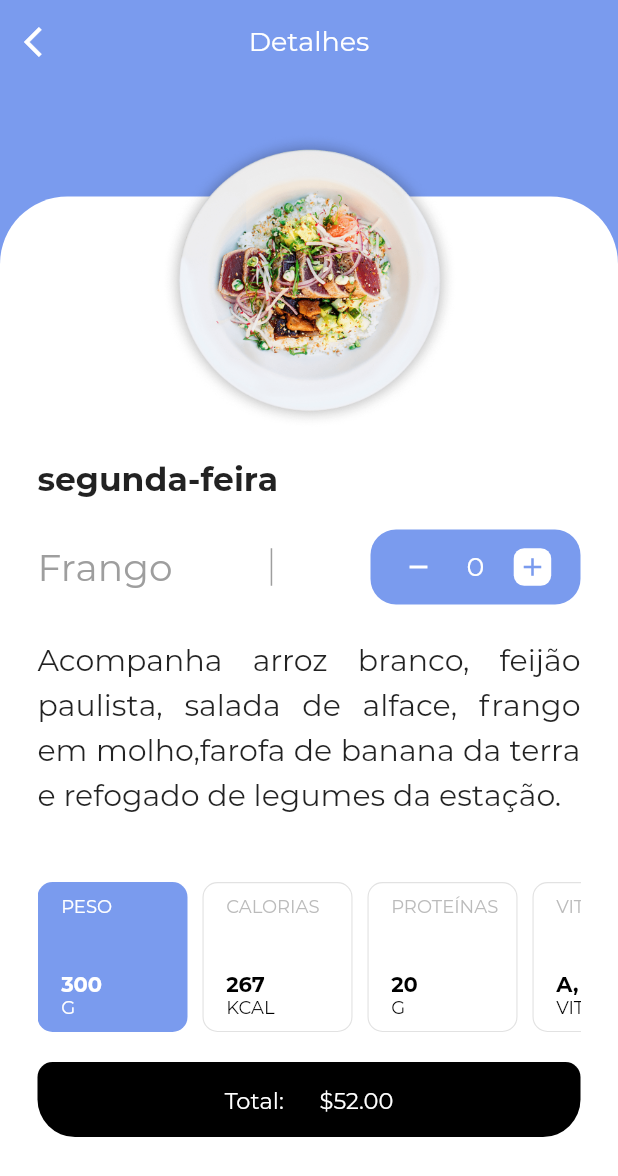
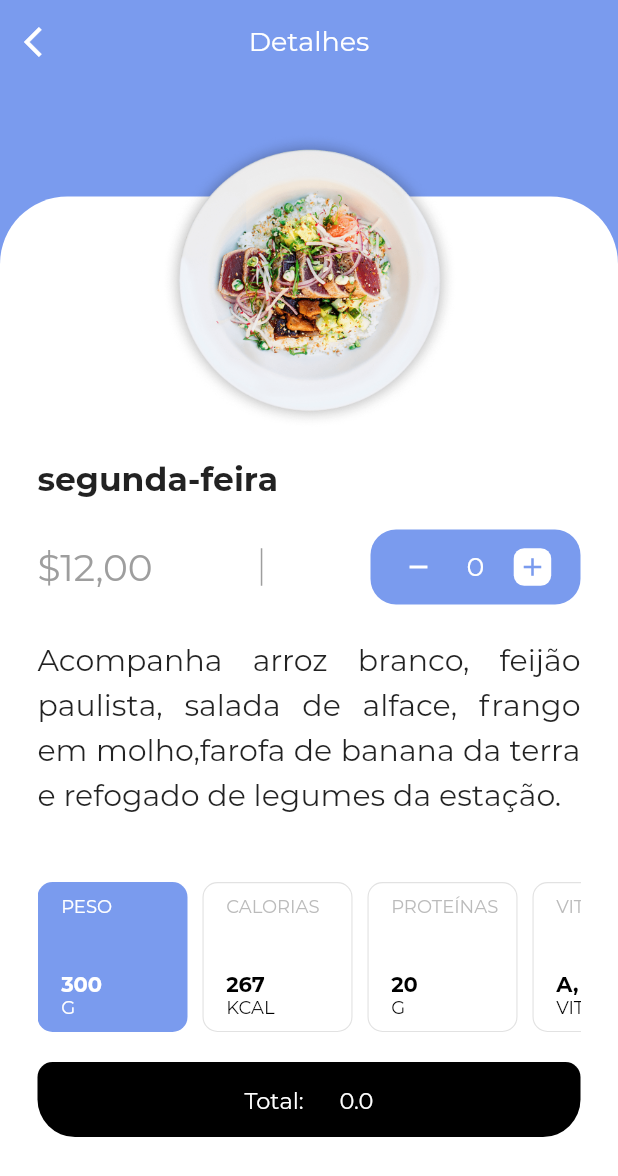
Before and after one commit to mariugo/food_delivery, a Flutter app: the Home screen opened directly, after a tap on "segunda-feira", on a phone screen of 412 x 824 dp. Shown: the top 1176 px of the screen. Run offline on Flutter 3.47's test engine with Material 2 defaults, Android fonts, the phone set to English and light mode, and no system bars; missing offline and left inert: flutter_open_whatsapp.

Commit message:
Testing depencencie for open WhatsApp, and try calculate total

```diff
--- a/lib/models/order.dart
+++ b/lib/models/order.dart
@@ -4,11 +4,13 @@ class Order {
   final FoodMenu food;
   final DateTime date;
   final int quantity;
+  final double total;
 
   Order({
     this.date,
     this.food,
     this.quantity,
+    this.total,
   });
 
 }
--- a/lib/screens/home.dart
+++ b/lib/screens/home.dart
@@ -1,6 +1,9 @@
 import 'package:flutter/material.dart';
+import 'package:flutter/services.dart';
 import 'package:fooddelivery/screens/tela_info.dart';
-import 'package:fooddelivery/screens/splash.dart';
+import 'package:fooddelivery/models/order.dart';
+import 'package:fooddelivery/models/food_menu.dart';
+import 'package:flutter_open_whatsapp/flutter_open_whatsapp.dart';
 
 class Home extends StatefulWidget {
   @override
@@ -8,6 +11,35 @@ class Home extends StatefulWidget {
 }
 
 class _HomeState extends State<Home> {
+  int statusCesta = 0;
+  String _platformVersion = 'Unknown';
+
+  @override
+  void initState() {
+    super.initState();
+    initPlatformState();
+  }
+
+  // Platform messages are asynchronous, so we initialize in an async method.
+  Future<void> initPlatformState() async {
+    String platformVersion;
+    // Platform messages may fail, so we use a try/catch PlatformException.
+    try {
+      platformVersion = await FlutterOpenWhatsapp.platformVersion;
+    } on PlatformException {
+      platformVersion = 'Failed to get platform version.';
+    }
+
+    // If the widget was removed from the tree while the asynchronous platform
+    // message was in flight, we want to discard the reply rather than calling
+    // setState to update our non-existent appearance.
+    if (!mounted) return;
+
+    setState(() {
+      _platformVersion = platformVersion;
+    });
+  }
+
   @override
   Widget build(BuildContext context) {
     return SafeArea(
@@ -66,8 +98,9 @@ class _HomeState extends State<Home> {
                           child: ListView(
                             children: <Widget>[
                               //menu foods and days
+                              //path image/ food name/ price
                               _construirMenu('assets/segunda.png',
-                                  'segunda-feira', '\Frango'),
+                                  'segunda-feira', '\$12,00'),
                               _construirMenu(
                                   'assets/terca.png', 'terça-feira', '\$15,00'),
                               _construirMenu('assets/quarta.png',
@@ -110,7 +143,9 @@ class _HomeState extends State<Home> {
                                     ),
                                     child: FlatButton(
                                       //button shopping basket
-                                      onPressed: () {},
+                                      onPressed: () {
+                                        //shopping basket status
+                                      },
                                       child: Icon(Icons.shopping_basket,
                                           color: Colors.black),
                                     ),
@@ -127,7 +162,11 @@ class _HomeState extends State<Home> {
                                         color: Color(0xFF1C1428)),
                                     child: FlatButton(
                                       //Button BUY
-                                        onPressed: () {},
+                                        onPressed: () {
+                                          //open whatsapp and send order message
+                                          FlutterOpenWhatsapp.sendSingleMessage("5517996097839", "teste");
+                                          print("------------- \nRunning on: $_platformVersion\n");
+                                        },
                                         child: Text('Comprar',
                                             style: TextStyle(
                                                 fontFamily: 'Montserrat',
@@ -187,7 +226,9 @@ class _HomeState extends State<Home> {
                 IconButton(
                     icon: Icon(Icons.info),
                     color: Colors.black45,
-                    onPressed: () {})
+                    onPressed: () {
+
+                    })
               ],
             )));
   }
--- a/lib/screens/tela_info.dart
+++ b/lib/screens/tela_info.dart
@@ -1,4 +1,6 @@
 import 'package:flutter/material.dart';
+import 'package:fooddelivery/models/order.dart';
+import 'package:fooddelivery/models/food_menu.dart';
 
 class TelaInfo extends StatefulWidget {
   final heroTag;
@@ -14,6 +16,12 @@ class TelaInfo extends StatefulWidget {
 class _TelaInfoState extends State<TelaInfo> {
   var comidaEscolhida = 'PESO';
   int qtd = 0;
+  double valTotal = 0;
+  //static FoodMenu produto = FoodMenu();
+  FoodMenu produto = FoodMenu();
+  Order pedido = Order();
+  //double preco = produto.price.toDouble();
+  double preco = 0;
 
   @override
   Widget build(BuildContext context) {
@@ -101,7 +109,7 @@ class _TelaInfoState extends State<TelaInfo> {
                           decoration: BoxDecoration(
                               borderRadius: BorderRadius.circular(17.0),
                               color: Color(0xFF7A9BEE)),
-                          child: Row(
+                          child: Row( //QTD
                             mainAxisAlignment: MainAxisAlignment.spaceEvenly,
                             children: <Widget>[
                               InkWell( //counter --
@@ -111,6 +119,7 @@ class _TelaInfoState extends State<TelaInfo> {
                                       qtd--;
                                     });
                                   }
+                                  valTotal = qtd * preco; //update total
                                 }, // REMOVE AN ITEM
                                 child: Container(
                                   height: 25.0,
@@ -137,6 +146,7 @@ class _TelaInfoState extends State<TelaInfo> {
                                   setState(() {
                                     qtd++;
                                   });
+                                  valTotal = qtd * preco; //update total
                                 }, //ADD AN ITEM
                                 child: Container(
                                   height: 25.0,
@@ -203,8 +213,8 @@ class _TelaInfoState extends State<TelaInfo> {
                             color: Colors.black),
                         height: 50.0,
                         child: Center(
-                          //
-                          child: Text('Total: \$52.00', //CALCULATE TOTAL
+                          //TOTAL
+                          child: Text('Total: $valTotal', //CALCULATE TOTAL
                               style: TextStyle(
                                   color: Colors.white,
                                   fontSize: 15.0,
@@ -289,4 +299,5 @@ class _TelaInfoState extends State<TelaInfo> {
       comidaEscolhida = informacao;
     });
   }
+
 }
--- a/pubspec.yaml
+++ b/pubspec.yaml
@@ -15,6 +15,7 @@ dependencies:
   cupertino_icons: ^0.1.3
   #cloud_firestore: ^0.14.0+2
   #firebase_core: ^0.5.0
+  flutter_open_whatsapp: ^0.1.2
 
 dev_dependencies:
   flutter_test:
```
Also changed, not shown: pubspec.lock, 3 other files.
